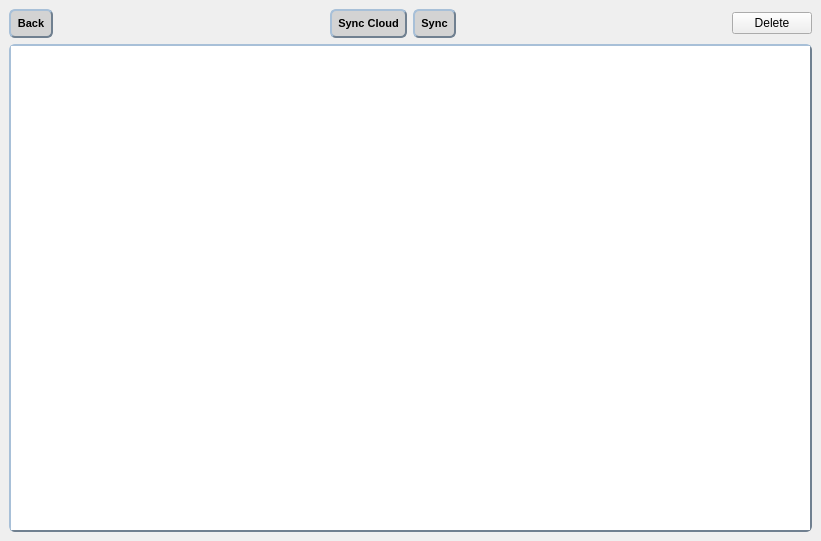
Qt form src/filewindow.ui (hsBoyz/MiniLockSync) before a commit.
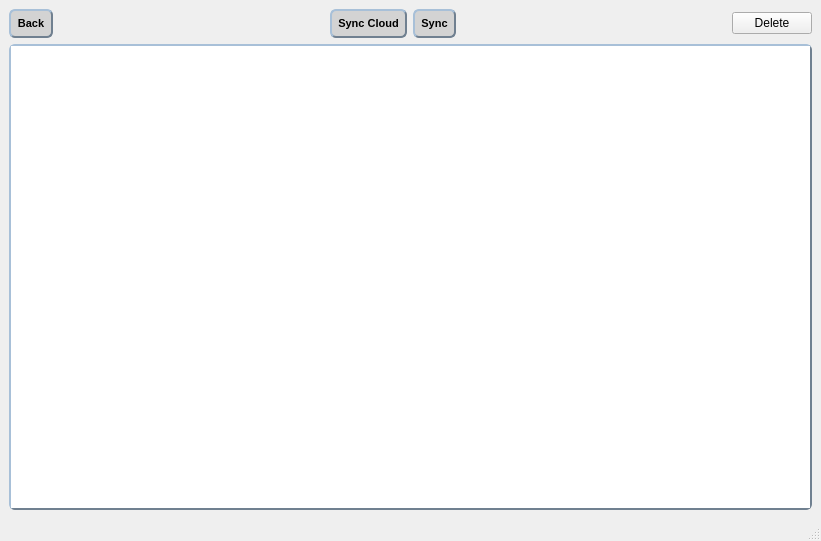
The same form after that commit. Icons and pictures are not drawn.

```diff
--- a/src/filewindow.ui
+++ b/src/filewindow.ui
@@ -183,6 +183,7 @@
     </item>
    </layout>
   </widget>
+  <widget class="QStatusBar" name="statusBar"/>
  </widget>
  <tabstops>
   <tabstop>pushButton_back</tabstop>
```
